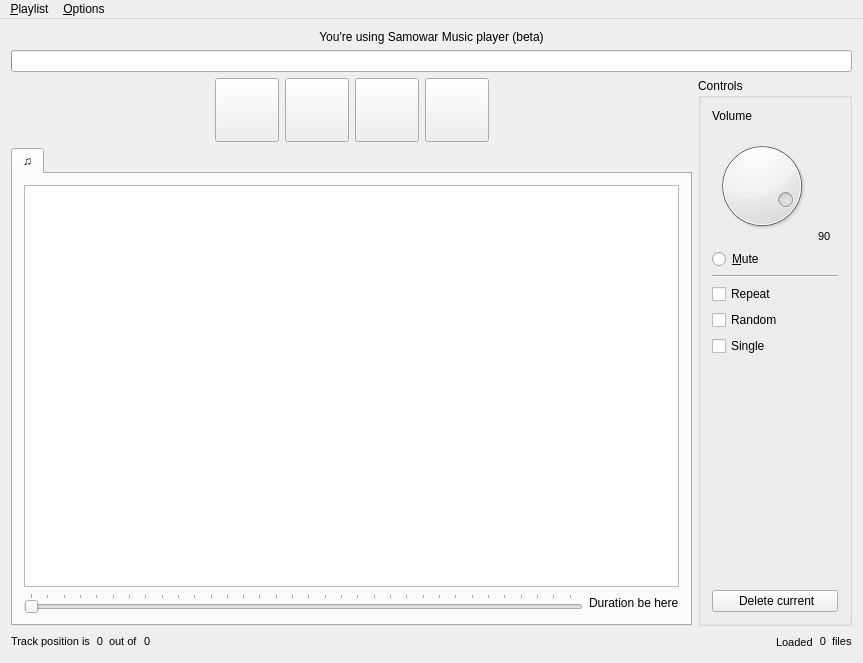
Old version of the form mainwindow.ui in the repository flyboy14/SamowarMP.
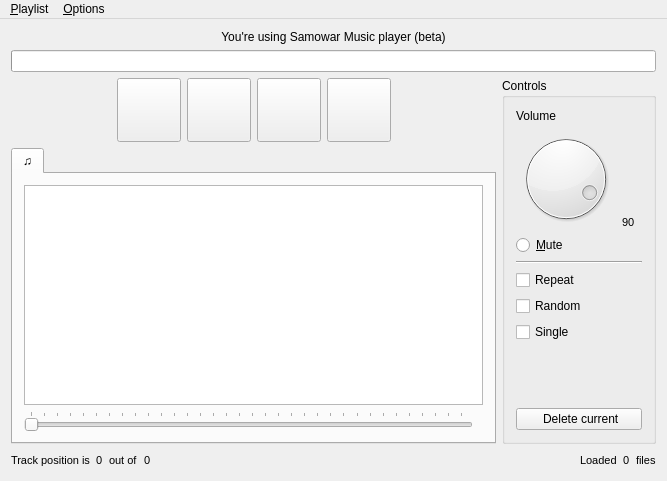
New version of the form. Icons and pictures are not drawn.

```diff
--- a/mainwindow.ui
+++ b/mainwindow.ui
@@ -6,8 +6,8 @@
    <rect>
     <x>0</x>
     <y>0</y>
-    <width>863</width>
-    <height>663</height>
+    <width>667</width>
+    <height>481</height>
    </rect>
   </property>
   <property name="sizePolicy">
@@ -371,7 +371,7 @@
               <item row="1" column="1">
                <widget class="QLabel" name="labelDuration">
                 <property name="text">
-                 <string>Duration be here</string>
+                 <string> </string>
                 </property>
                </widget>
               </item>
@@ -718,7 +718,7 @@
         <property name="maximumSize">
          <size>
           <width>140</width>
-          <height>15</height>
+          <height>20</height>
          </size>
         </property>
         <property name="font">
@@ -726,9 +726,15 @@
           <pointsize>8</pointsize>
          </font>
         </property>
+        <property name="frameShape">
+         <enum>QFrame::NoFrame</enum>
+        </property>
         <property name="text">
          <string>Track position is</string>
         </property>
+        <property name="alignment">
+         <set>Qt::AlignLeading|Qt::AlignLeft|Qt::AlignVCenter</set>
+        </property>
        </widget>
       </item>
       <item>
@@ -736,7 +742,7 @@
         <property name="maximumSize">
          <size>
           <width>60</width>
-          <height>15</height>
+          <height>20</height>
          </size>
         </property>
         <property name="font">
@@ -744,11 +750,14 @@
           <pointsize>8</pointsize>
          </font>
         </property>
+        <property name="frameShape">
+         <enum>QFrame::NoFrame</enum>
+        </property>
         <property name="text">
          <string>0</string>
         </property>
         <property name="alignment">
-         <set>Qt::AlignRight|Qt::AlignTrailing|Qt::AlignVCenter</set>
+         <set>Qt::AlignLeading|Qt::AlignLeft|Qt::AlignVCenter</set>
         </property>
        </widget>
       </item>
@@ -757,7 +766,7 @@
         <property name="maximumSize">
          <size>
           <width>60</width>
-          <height>15</height>
+          <height>20</height>
          </size>
         </property>
         <property name="font">
@@ -765,9 +774,15 @@
           <pointsize>8</pointsize>
          </font>
         </property>
+        <property name="frameShape">
+         <enum>QFrame::NoFrame</enum>
+        </property>
         <property name="text">
          <string>out of</string>
         </property>
+        <property name="alignment">
+         <set>Qt::AlignLeading|Qt::AlignLeft|Qt::AlignVCenter</set>
+        </property>
        </widget>
       </item>
       <item>
@@ -775,7 +790,7 @@
         <property name="maximumSize">
          <size>
           <width>60</width>
-          <height>15</height>
+          <height>20</height>
          </size>
         </property>
         <property name="font">
@@ -783,9 +798,15 @@
           <pointsize>8</pointsize>
          </font>
         </property>
+        <property name="frameShape">
+         <enum>QFrame::NoFrame</enum>
+        </property>
         <property name="text">
          <string>0</string>
         </property>
+        <property name="alignment">
+         <set>Qt::AlignLeading|Qt::AlignLeft|Qt::AlignVCenter</set>
+        </property>
        </widget>
       </item>
       <item>
@@ -808,9 +829,15 @@
           <pointsize>8</pointsize>
          </font>
         </property>
+        <property name="frameShape">
+         <enum>QFrame::NoFrame</enum>
+        </property>
         <property name="text">
          <string>Loaded</string>
         </property>
+        <property name="alignment">
+         <set>Qt::AlignLeading|Qt::AlignLeft|Qt::AlignVCenter</set>
+        </property>
        </widget>
       </item>
       <item>
@@ -818,7 +845,7 @@
         <property name="maximumSize">
          <size>
           <width>60</width>
-          <height>15</height>
+          <height>20</height>
          </size>
         </property>
         <property name="font">
@@ -829,6 +856,9 @@
         <property name="layoutDirection">
          <enum>Qt::LeftToRight</enum>
         </property>
+        <property name="frameShape">
+         <enum>QFrame::NoFrame</enum>
+        </property>
         <property name="text">
          <string>0</string>
         </property>
@@ -836,7 +866,7 @@
          <enum>Qt::AutoText</enum>
         </property>
         <property name="alignment">
-         <set>Qt::AlignRight|Qt::AlignTrailing|Qt::AlignVCenter</set>
+         <set>Qt::AlignLeading|Qt::AlignLeft|Qt::AlignVCenter</set>
         </property>
        </widget>
       </item>
@@ -845,7 +875,7 @@
         <property name="maximumSize">
          <size>
           <width>90</width>
-          <height>15</height>
+          <height>20</height>
          </size>
         </property>
         <property name="font">
@@ -853,9 +883,15 @@
           <pointsize>8</pointsize>
          </font>
         </property>
+        <property name="frameShape">
+         <enum>QFrame::NoFrame</enum>
+        </property>
         <property name="text">
          <string>files</string>
         </property>
+        <property name="alignment">
+         <set>Qt::AlignLeading|Qt::AlignLeft|Qt::AlignVCenter</set>
+        </property>
        </widget>
       </item>
      </layout>
@@ -867,8 +903,8 @@
     <rect>
      <x>0</x>
      <y>0</y>
-     <width>863</width>
-     <height>27</height>
+     <width>667</width>
+     <height>19</height>
     </rect>
    </property>
    <widget class="QMenu" name="menuOptions">
```
